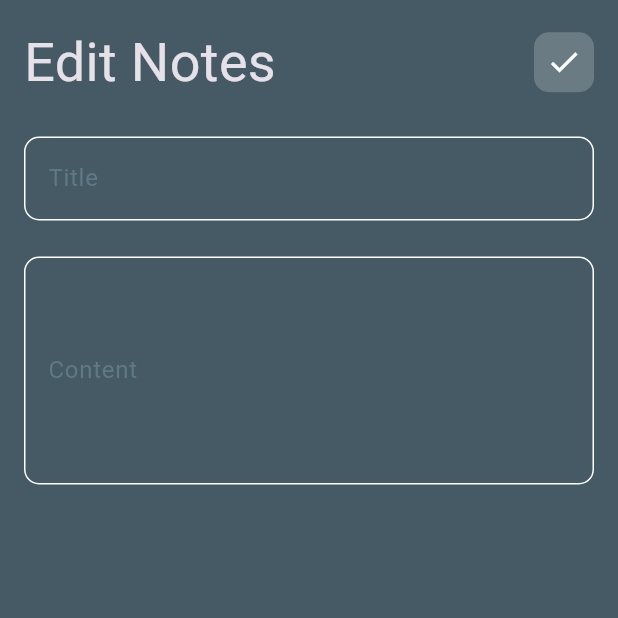
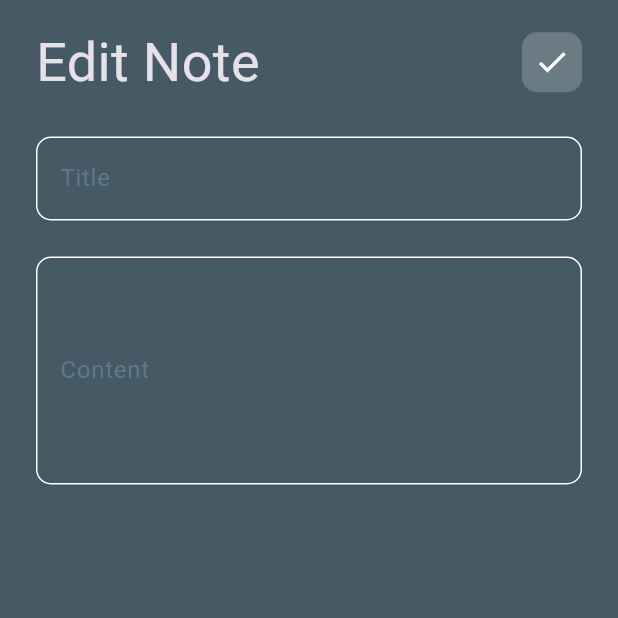
Before and after one commit to wael-saif23/note_app_tr2, a Flutter app: the screen it shows after launch, after a tap on "First Comment", on a phone screen of 412 x 824 dp, the top half of it. Run offline on Flutter 3.47's test engine with Material 3 defaults, Android fonts, the phone set to English and light mode, and no system bars.

Commit message:
Update padding and app bar text in edit and notes view bodies
Adjust padding in EditNoteViewBody and NotesViewBody to have consistent
spacing. Update the text in the CustomAppBar widget in both views for
consistency.

```diff
--- a/lib/widgets/edit_note_view_body.dart
+++ b/lib/widgets/edit_note_view_body.dart
@@ -10,11 +10,11 @@ class EditNoteViewBody extends StatelessWidget {
   @override
   Widget build(BuildContext context) {
     return const Padding(
-      padding: EdgeInsets.all(16),
+     padding: EdgeInsets.only(top: 16, left: 24, right: 24),
       child: Column(children: [
         SafeArea(
             child: CustomAppBAr(
-          text: 'Edit Notes',
+          text: 'Edit Note',
           icon: Icons.check,
         )),
         SizedBox(
--- a/lib/widgets/notes_view_body.dart
+++ b/lib/widgets/notes_view_body.dart
@@ -10,10 +10,14 @@ class NotesViewBady extends StatelessWidget {
   @override
   Widget build(BuildContext context) {
     return const Padding(
-      padding: EdgeInsets.symmetric(horizontal: 24),
+      padding: EdgeInsets.only(top: 16, left: 24, right: 24),
       child: Column(
         children: [
-          SafeArea(child: CustomAppBAr(text: 'Notes',icon: Icons.search,)),
+          SafeArea(
+              child: CustomAppBAr(
+            text: 'Notes',
+            icon: Icons.search,
+          )),
           Expanded(child: NotesListView()),
         ],
       ),
```
